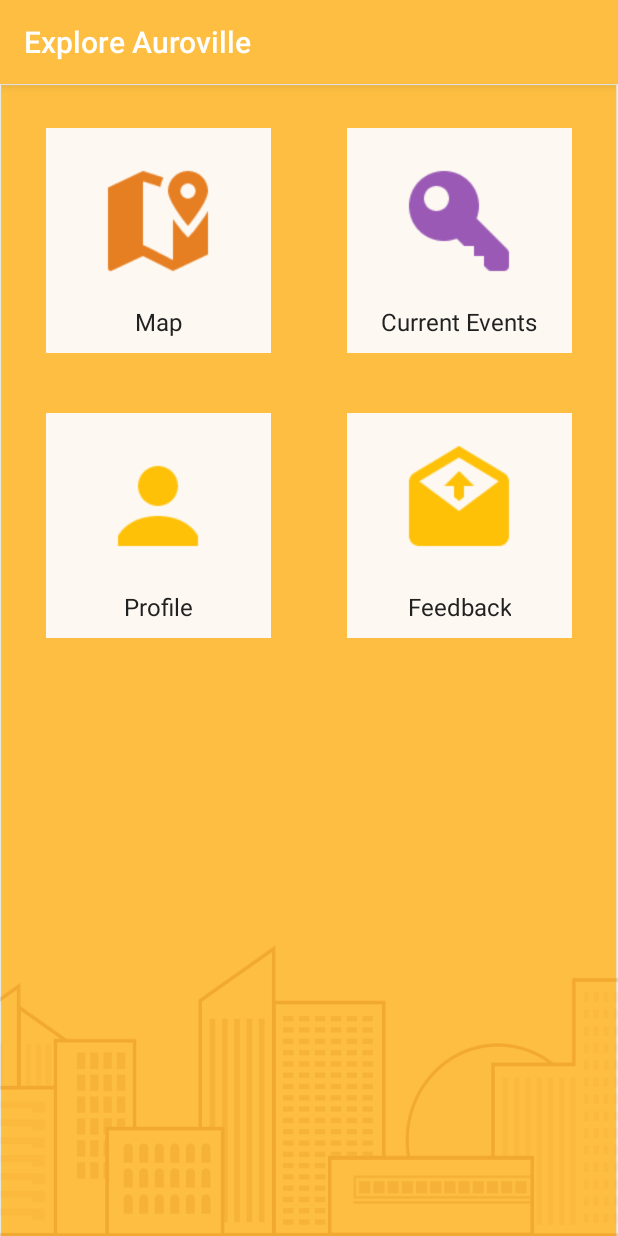
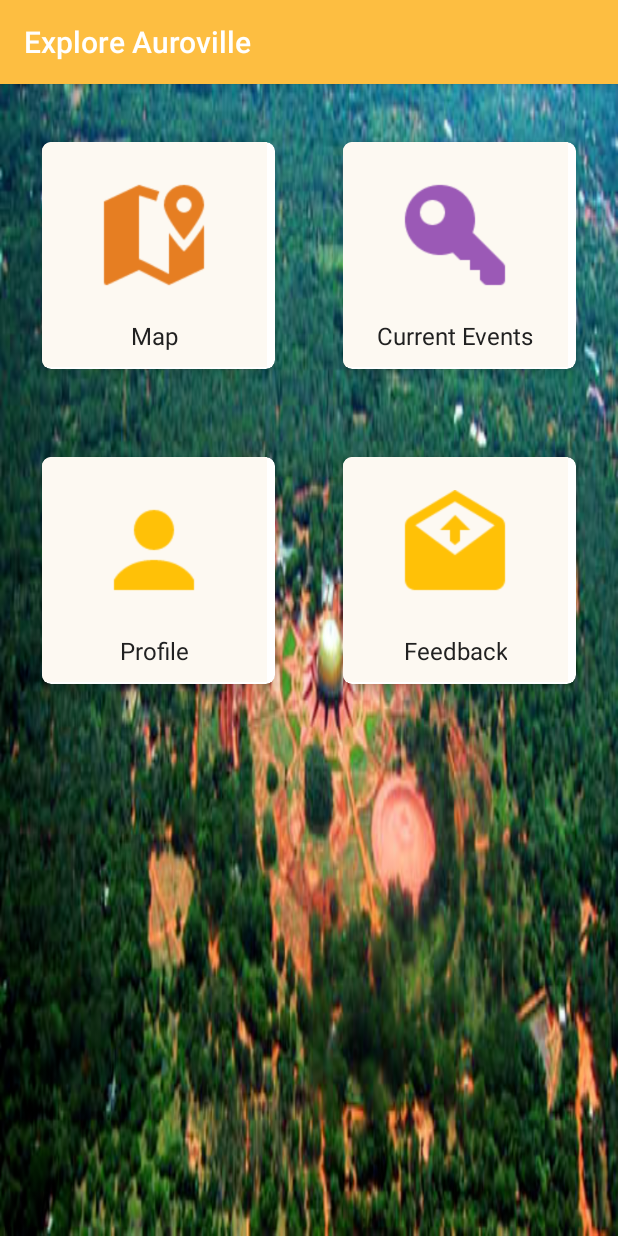
Before and after one commit to prashantnavare/ExploreAuroville, an Android app: the screen it shows after launch (MainActivity), on a phone screen of 412 x 824 dp. Run offline under Robolectric (Android 15) with nearby library versions, the phone set to English and light mode, and no system bars; our stand-ins replace Volley.

Commit message:
More changes...

```diff
--- a/apps/ExploreAuroville/app/build.gradle
+++ b/apps/ExploreAuroville/app/build.gradle
@@ -2,7 +2,7 @@ apply plugin: 'com.android.application'
 
 android {
     compileSdkVersion 23
-    buildToolsVersion "23.0.3"
+    buildToolsVersion '25.0.0'
     defaultConfig {
         applicationId "com.navare.prashant.exploreauroville"
         minSdkVersion 17
@@ -24,12 +24,13 @@ dependencies {
     androidTestCompile('com.android.support.test.espresso:espresso-core:2.2.2', {
         exclude group: 'com.android.support', module: 'support-annotations'
     })
-    compile 'com.android.support:appcompat-v7:23.4.0'
+    compile 'com.android.support:appcompat-v7:23.1.1'
     compile 'com.google.android.gms:play-services:10.0.1'
 
     compile 'com.google.maps.android:android-maps-utils:0.4.+'
     compile 'com.google.code.gson:gson:2.4'
     compile 'com.android.volley:volley:1.0.0'
+    compile 'com.android.support:cardview-v7:23.1.1'
 
     testCompile 'junit:junit:4.12'
 }
--- a/apps/ExploreAuroville/app/src/main/res/layout/navigation_grid_single.xml
+++ b/apps/ExploreAuroville/app/src/main/res/layout/navigation_grid_single.xml
@@ -6,14 +6,24 @@
     android:orientation="vertical"
     >
 
+    <android.support.v7.widget.CardView
+        xmlns:app="http://schemas.android.com/apk/res-auto"
+        android:id="@+id/grid_cv"
+        android:layout_width="170dp"
+        android:layout_height="170dp"
+        app:cardUseCompatPadding="true"
+        app:cardElevation="5dp"
+        app:cardCornerRadius="6dp"
+        android:layout_marginTop="24dp"
+        android:layout_marginBottom="16dp"
+        >
+
         <LinearLayout
             android:id="@+id/grid_ll"
             android:layout_width="150dp"
             android:layout_height="150dp"
             android:gravity="center"
             android:orientation="vertical"
-        android:layout_marginTop="24dp"
-        android:layout_marginBottom="16dp"
             >
 
             <ImageView
@@ -36,4 +46,6 @@
 
         </LinearLayout>
 
+    </android.support.v7.widget.CardView>
+
 </LinearLayout>
```
Also changed, not shown: apps/ExploreAuroville/app/src/main/res/drawable/av_background.png. Lines whose indentation alone changed are shown as unchanged.
